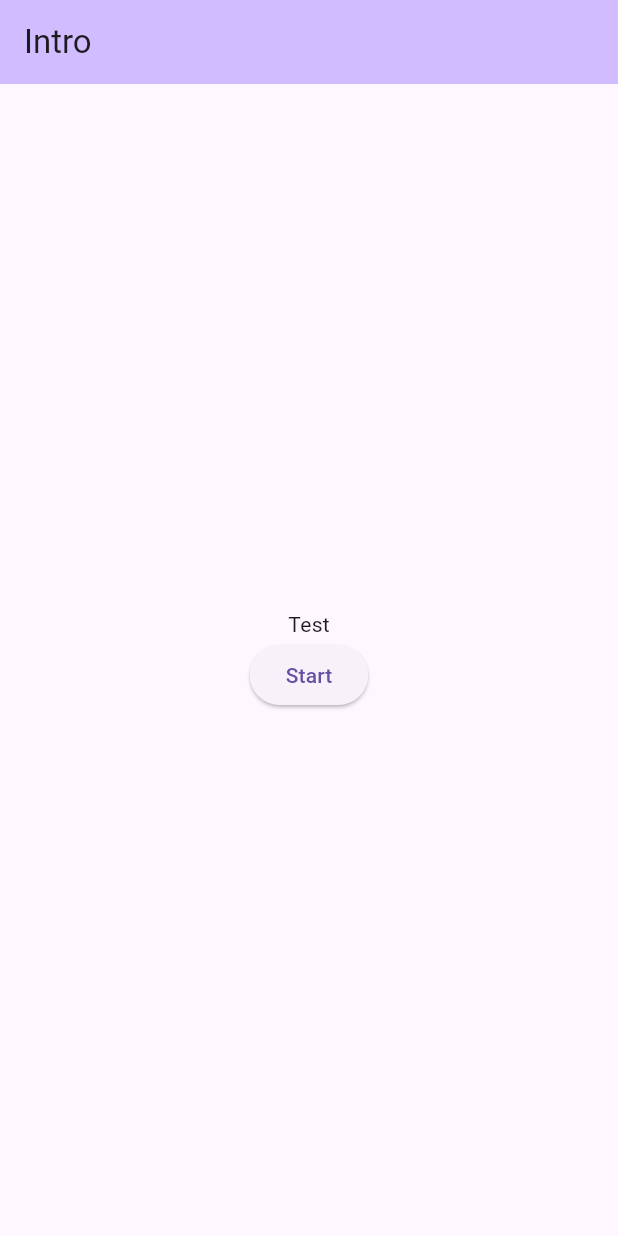
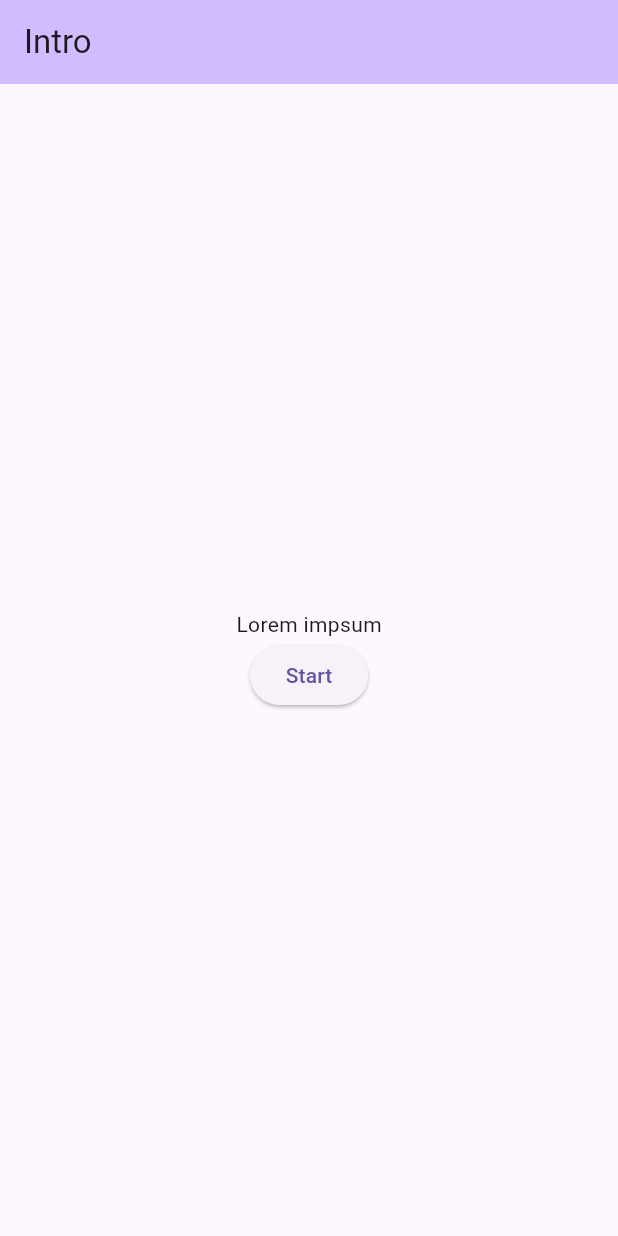
Before and after one commit to 4by3/capstone_flutter_project, a Flutter app: the screen it shows after launch, on a phone screen of 412 x 824 dp. Run offline on Flutter 3.47's test engine with Material 3 defaults, Android fonts, the phone set to English and light mode, and no system bars.

Commit message:
changed text

```diff
--- a/lib/pages/into_page.dart
+++ b/lib/pages/into_page.dart
@@ -21,7 +21,7 @@ class IntroPageState extends State<IntroPage> {
           mainAxisAlignment: MainAxisAlignment.center,
           children: <Widget>[
             const Text(
-              'Test',
+              'Lorem impsum',
             ),
             ElevatedButton(
               child: const Text("Start"),
```
